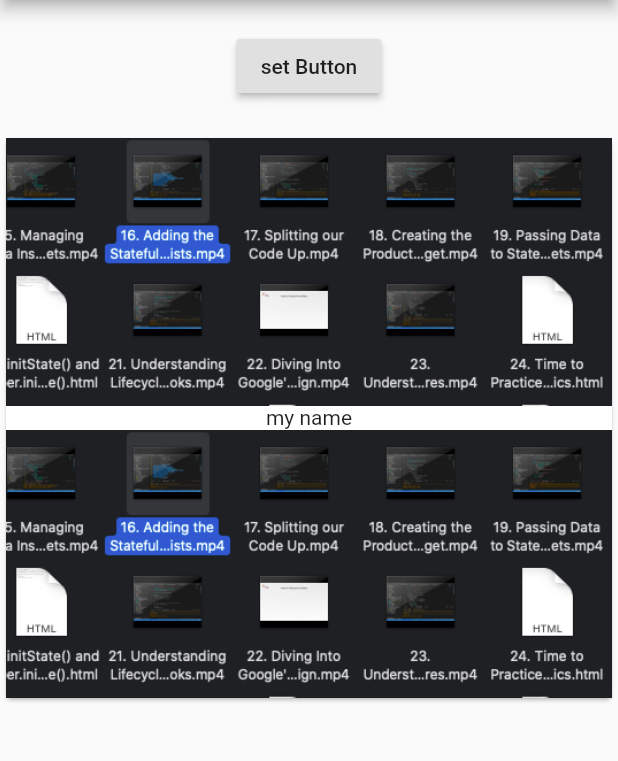
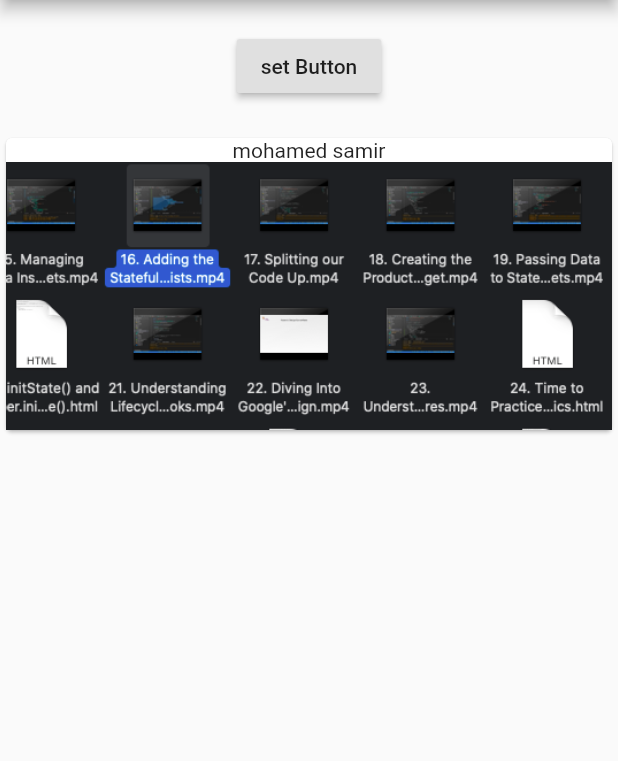
Before and after one commit to mohamedsamirmohamedsalem/flutter_app1, a Flutter app: the screen it shows after launch, on a phone screen of 412 x 824 dp, the part 84-845 px from its top. Run offline on Flutter 3.47's test engine with Material 2 defaults, Android fonts, the phone set to English and light mode, and no system bars.

Commit message:
used wdget to path data

```diff
--- a/lib/ProductManager.dart
+++ b/lib/ProductManager.dart
@@ -2,15 +2,29 @@ import 'package:flutter/material.dart';
 import './Products.dart';
 
 class ProductManager extends StatefulWidget {
+
+ final String startingProducts ;
+
+ ProductManager(this.startingProducts);
+
   @override
   State<StatefulWidget> createState() {
-    // TODO: implement createState
+    print("/////////////////////////////////////////////");
+    print(startingProducts);
     return ProductManagerState();
   }
 }
 
 class ProductManagerState extends State<ProductManager> {
-  List<String> products = ['my name'];
+
+  List<String> products = [];
+
+  @override
+  void initState() {
+    products.add(widget.startingProducts);
+    super.initState();
+
+  }
 
   @override
   Widget build(BuildContext context) {
--- a/lib/main.dart
+++ b/lib/main.dart
@@ -11,7 +11,7 @@ class myApp extends StatelessWidget{
     return MaterialApp(
       home: Scaffold(
         appBar: AppBar(title: Text('first App')),
-        body: ProductManager()
+        body: ProductManager('mohamed samir')
         ),
       );
   }
--- a/lib/products.dart
+++ b/lib/products.dart
@@ -14,7 +14,6 @@ class Products extends StatelessWidget {
           .map((elements) => Card(
                 child: Column(
                   children: <Widget>[
-                    Image.asset('assets/mohamed.png'),
                     Text(elements),
                     Image.asset('assets/mohamed.png')
                   ],
```
